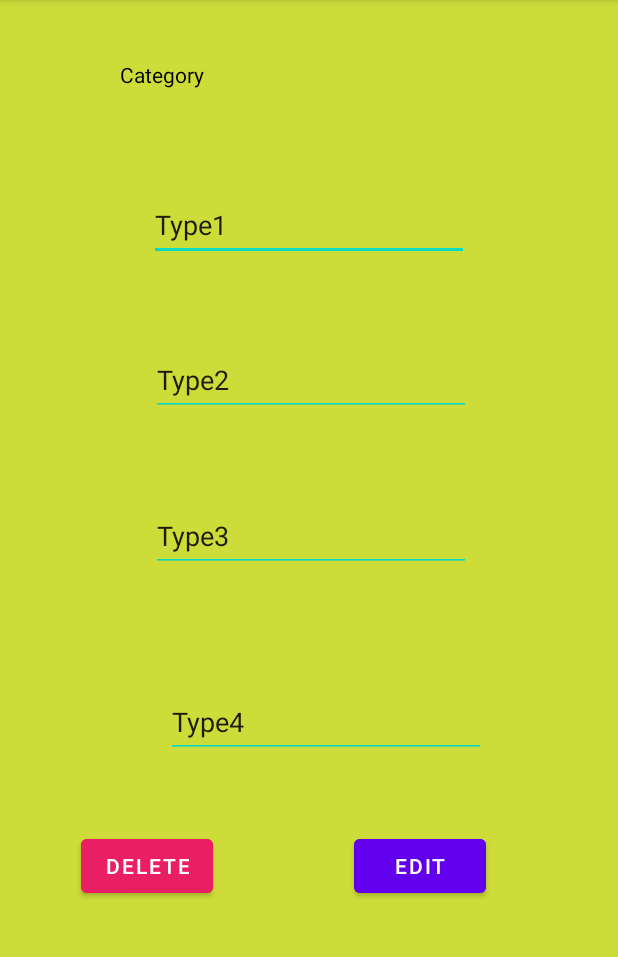
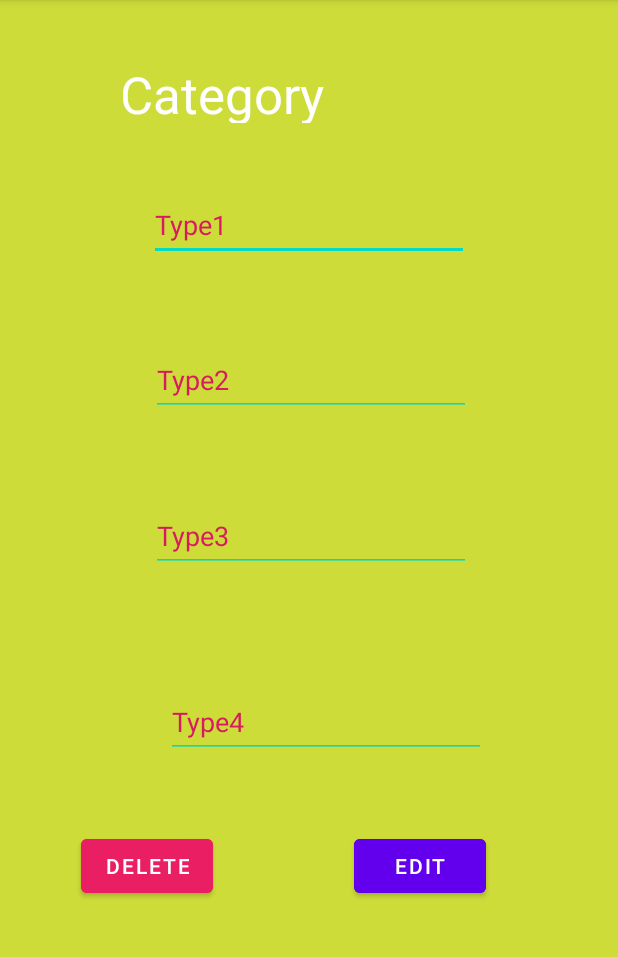
Before and after one commit to IT20242022/Android_Tech_MalabeG07, an Android app: the MainActivity3 screen opened directly, with no data from a screen before it, on a phone screen of 412 x 824 dp, the part 84-1041 px from its top. Run offline under Robolectric (Android 15) with nearby library versions, the phone set to English and light mode, and no system bars.

Commit message:
Fourth Commit

```diff
--- a/app/src/main/res/layout/activity_main2.xml
+++ b/app/src/main/res/layout/activity_main2.xml
@@ -87,7 +87,8 @@
         android:layout_height="42dp"
         android:layout_marginTop="40dp"
         android:text="@string/cate"
-        android:textColor="@color/black"
+        android:textColor="@color/teal_700"
+        android:textSize="34sp"
         app:layout_constraintEnd_toEndOf="parent"
         app:layout_constraintHorizontal_bias="0.467"
         app:layout_constraintStart_toStartOf="parent"
--- a/app/src/main/res/layout/activity_main3.xml
+++ b/app/src/main/res/layout/activity_main3.xml
@@ -18,6 +18,8 @@
         android:inputType="textPersonName"
         android:minHeight="48dp"
         android:text="@string/Type1"
+        android:textColor="#D81B60"
+        android:textColorLink="#1E88E5"
         app:layout_constraintEnd_toEndOf="parent"
         app:layout_constraintStart_toStartOf="parent"
         app:layout_constraintTop_toTopOf="parent" />
@@ -34,6 +36,7 @@
         android:inputType="textPersonName"
         android:minHeight="48dp"
         android:text="@string/Type2"
+        android:textColor="#D81B60"
         app:layout_constraintEnd_toEndOf="parent"
         app:layout_constraintStart_toStartOf="parent"
         app:layout_constraintTop_toBottomOf="@+id/Type1" />
@@ -48,6 +51,7 @@
         android:inputType="textPersonName"
         android:minHeight="48dp"
         android:text="@string/Type4"
+        android:textColor="#D81B60"
         app:layout_constraintEnd_toEndOf="parent"
         app:layout_constraintHorizontal_bias="0.557"
         app:layout_constraintStart_toStartOf="parent"
@@ -65,6 +69,7 @@
         android:inputType="textPersonName"
         android:minHeight="48dp"
         android:text="@string/Type3"
+        android:textColor="#D81B60"
         app:layout_constraintEnd_toEndOf="parent"
         app:layout_constraintStart_toStartOf="parent"
         app:layout_constraintTop_toBottomOf="@+id/Type2" />
@@ -75,7 +80,8 @@
         android:layout_height="42dp"
         android:layout_marginTop="40dp"
         android:text="@string/cate"
-        android:textColor="@color/black"
+        android:textColor="@color/white"
+        android:textSize="34sp"
         app:layout_constraintEnd_toEndOf="parent"
         app:layout_constraintHorizontal_bias="0.467"
         app:layout_constraintStart_toStartOf="parent"
```
Also changed, not shown: app/src/main/java/com/example/hotstuff/MainActivity.java (+24 -0 lines).
